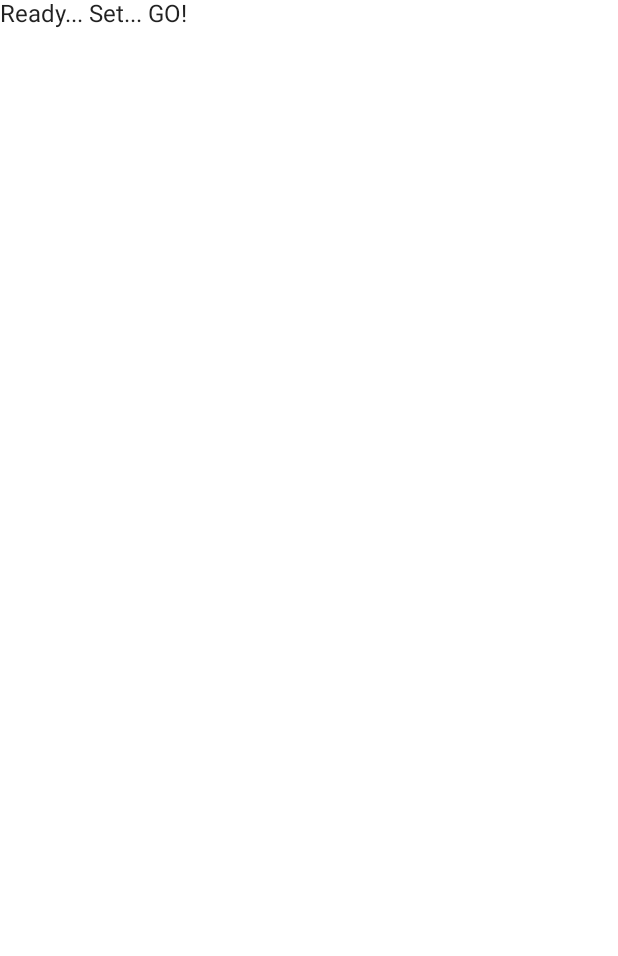
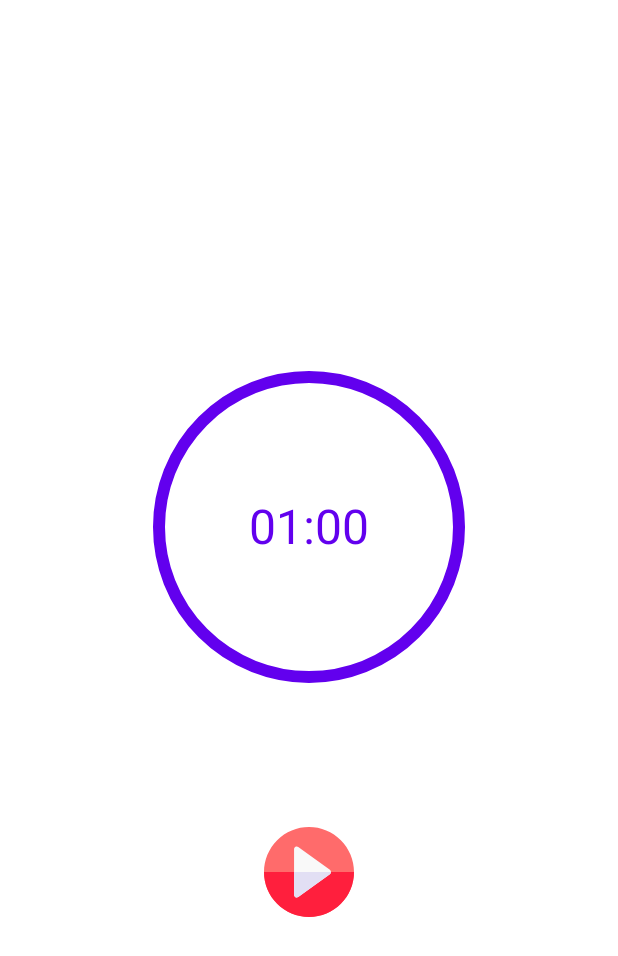
Before and after one commit to ibuls/compose-timer, an Android app built with Jetpack Compose: the screen it shows after launch (MainActivity), on a phone screen of 412 x 824 dp. Before the commit the part shown is almost empty. Shown: the top 956 px of the screen. Run offline under Robolectric (Android 15) with nearby library versions, the phone set to English and light mode, and no system bars; our stand-ins replace constraintlayout-compose.

Commit message:
Basic Timer functionality complete

```diff
--- a/app/src/main/java/com/example/androiddevchallenge/MainActivity.kt
+++ b/app/src/main/java/com/example/androiddevchallenge/MainActivity.kt
@@ -18,11 +18,14 @@ package com.example.androiddevchallenge
 import android.os.Bundle
 import androidx.activity.compose.setContent
 import androidx.appcompat.app.AppCompatActivity
+import androidx.compose.foundation.layout.Row
 import androidx.compose.material.MaterialTheme
 import androidx.compose.material.Surface
 import androidx.compose.material.Text
 import androidx.compose.runtime.Composable
 import androidx.compose.ui.tooling.preview.Preview
+import androidx.compose.ui.unit.sp
+import com.example.androiddevchallenge.ui.screens.TimerScreen
 import com.example.androiddevchallenge.ui.theme.MyTheme
 
 class MainActivity : AppCompatActivity() {
@@ -40,9 +43,17 @@ class MainActivity : AppCompatActivity() {
 @Composable
 fun MyApp() {
     Surface(color = MaterialTheme.colors.background) {
-        Text(text = "Ready... Set... GO!")
+       // Text(text = "Ready... Set... GO!")
+        showTimerScreen()
     }
 }
+
+
+@Composable
+fun showTimerScreen(){
+   TimerScreen()
+}
+
 
 @Preview("Light Theme", widthDp = 360, heightDp = 640)
 @Composable
--- /dev/null
+++ b/app/src/main/java/com/example/androiddevchallenge/ui/screens/TimerListener.kt
@@ -0,0 +1,9 @@
+package com.example.androiddevchallenge.ui.screens
+
+interface TimerListener {
+    fun onStart()
+    fun onPause()
+    fun onStop()
+
+    fun onTick(ms:Long)
+}
--- /dev/null
+++ b/app/src/main/java/com/example/androiddevchallenge/ui/screens/TimerScreen.kt
@@ -0,0 +1,189 @@
+package com.example.androiddevchallenge.ui.screens
+
+import androidx.compose.foundation.Canvas
+import androidx.compose.foundation.Image
+import androidx.compose.foundation.layout.*
+import androidx.compose.material.MaterialTheme
+import androidx.compose.material.Text
+import androidx.compose.runtime.Composable
+import androidx.compose.ui.Modifier
+import androidx.compose.ui.geometry.Offset
+import androidx.compose.ui.graphics.Brush
+import androidx.compose.ui.graphics.Color
+import androidx.compose.ui.graphics.drawscope.Stroke
+import androidx.compose.ui.res.painterResource
+import androidx.compose.ui.tooling.preview.Preview
+import androidx.compose.ui.unit.dp
+import androidx.compose.ui.unit.sp
+import androidx.constraintlayout.compose.ConstraintLayout
+import com.example.androiddevchallenge.R
+import androidx.compose.foundation.clickable
+import androidx.compose.runtime.mutableStateOf
+import androidx.compose.runtime.remember
+import androidx.compose.runtime.rememberCoroutineScope
+import com.example.androiddevchallenge.ui.screens.TimerState.*
+import kotlinx.coroutines.*
+import java.text.SimpleDateFormat
+import java.util.*
+import java.util.concurrent.TimeUnit
+
+val DURATION  = 60 *1000L // duration in SEC
+var timer:Job? = null
+@Preview
+@Composable
+fun TimerScreen() {
+    var mills =  remember { mutableStateOf(DURATION)}
+    var state = remember { mutableStateOf(STOPPED)}
+
+
+
+    DrawTimerScreen(mills.value ,state.value,object :TimerListener{
+        override fun onStart() {
+            state.value = RUNNING
+        }
+
+
+        override fun onPause() {
+            state.value = PAUSED
+        }
+
+        override fun onStop() {
+            state.value = STOPPED
+        }
+
+        override fun onTick(ms: Long) {
+            if (ms>0){
+                mills.value = ms
+            }else{
+                state.value = STOPPED
+                mills.value = DURATION
+
+            }
+        }
+
+    })
+}
+
+@Composable
+fun DrawTimerScreen(
+    mills: Long,
+    state: TimerState,
+    listener: TimerListener
+) {
+
+    ConstraintLayout(modifier = Modifier.fillMaxSize()) {
+        val (tvTime,timerCircle,btnPlay) = createRefs()
+
+        //val sdf = SimpleDateFormat("mm:ss", Locale.getDefault())
+
+        DrawCircle(modifier = Modifier.constrainAs(timerCircle){
+            start.linkTo(parent.start)
+            end.linkTo(parent.end)
+
+            linkTo(
+                top = parent.top,
+                bottom = parent.bottom,
+                topMargin = 10.dp,
+                bottomMargin = 10.dp,
+                bias = 0.4f
+            )
+        },MaterialTheme.colors.primary,mills)
+
+        Text(
+            String.format("%02d:%02d",
+                TimeUnit.MILLISECONDS.toMinutes(mills),
+                TimeUnit.MILLISECONDS.toSeconds(mills) -
+                        TimeUnit.MINUTES.toSeconds(TimeUnit.MILLISECONDS.toMinutes(mills))
+            ),
+            fontSize = 32.sp,
+            color = MaterialTheme.colors.primary,
+            modifier = Modifier.constrainAs(tvTime) {
+                top.linkTo(timerCircle.top)
+                bottom.linkTo(timerCircle.bottom)
+                start.linkTo(parent.start)
+                end.linkTo(parent.end)
+            })
+
+        DrawButtons(Modifier.constrainAs(btnPlay){
+            top.linkTo(timerCircle.bottom,margin = 100.dp)
+            start.linkTo(parent.start)
+            end.linkTo(parent.end)
+        },listener,state,mills)
+
+
+
+    }
+}
+
+@Composable
+fun DrawCircle(modifier: Modifier, color: Color,mills: Long){
+
+
+    Canvas(modifier = modifier
+        .height(200.dp)
+        .width(200.dp), onDraw = {
+        val middle =
+            Offset(size.minDimension / 2, size.minDimension / 2)
+        drawCircle(
+            color = color,
+            center = middle,
+            radius = size.minDimension/2,
+            style = Stroke(8.dp.toPx()),
+        )
+
+        var per = 0f
+        if(mills>0 && DURATION>0){
+            per = (DURATION-mills).toFloat()/ DURATION.toFloat()
+        }
+        val sweepAngle = per*360
+
+        drawArc(brush = Brush.sweepGradient(listOf(Color.Red,Color.Cyan)),startAngle = 270f,sweepAngle = sweepAngle.toFloat(),useCenter = true )
+
+    })
+}
+@Composable
+fun DrawButtons(
+    modifier: Modifier, listener: TimerListener, state: TimerState, mills: Long
+
+){
+    when(state){
+        PAUSED,STOPPED
+         ->{
+            Image(
+                painter = painterResource(id =R.drawable.ic_play),
+                contentDescription = "",
+                modifier = modifier
+                    .height(60.dp)
+                    .width(60.dp)
+                    .clickable {
+                        listener.onStart()
+                    }
+            )
+        }
+        RUNNING -> {
+            Image(
+                painter = painterResource(id =R.drawable.ic_pause),
+                contentDescription = "",
+                modifier = modifier
+                    .height(60.dp)
+                    .width(60.dp)
+                    .clickable {
+                        listener.onPause()
+                    }
+            )
+            UpdateTime(mills,listener)
+        }
+    }
+
+
+}
+
+@Composable
+fun UpdateTime(mills: Long, listener: TimerListener) {
+    val coroutineScope = rememberCoroutineScope()
+    coroutineScope.launch {
+        delay(1000)
+        val newMs = mills-1000
+        listener.onTick(newMs)
+    }
+}
--- /dev/null
+++ b/app/src/main/java/com/example/androiddevchallenge/ui/screens/TimerState.kt
@@ -0,0 +1,7 @@
+package com.example.androiddevchallenge.ui.screens
+
+enum class TimerState {
+    RUNNING,
+    PAUSED,
+    STOPPED
+}
--- /dev/null
+++ b/app/src/main/res/drawable/ic_pause.xml
@@ -0,0 +1,15 @@
+<vector xmlns:android="http://schemas.android.com/apk/res/android"
+    android:width="464dp"
+    android:height="464dp"
+    android:viewportWidth="464"
+    android:viewportHeight="464">
+  <path
+      android:pathData="m464,232c0,128.129 -103.871,232 -232,232s-232,-103.871 -232,-232 103.871,-232 232,-232 232,103.871 232,232zM464,232"
+      android:fillColor="#ab2300"/>
+  <path
+      android:pathData="m160,136h48v192h-48zM160,136"
+      android:fillColor="#f1f2f2"/>
+  <path
+      android:pathData="m256,136h48v192h-48zM256,136"
+      android:fillColor="#f1f2f2"/>
+</vector>
--- /dev/null
+++ b/app/src/main/res/drawable/ic_play.xml
@@ -0,0 +1,18 @@
+<vector xmlns:android="http://schemas.android.com/apk/res/android"
+    android:width="512dp"
+    android:height="512dp"
+    android:viewportWidth="512"
+    android:viewportHeight="512">
+  <path
+      android:pathData="M256,256m-256,0a256,256 0,1 1,512 0a256,256 0,1 1,-512 0"
+      android:fillColor="#ff6b6b"/>
+  <path
+      android:pathData="m512,256h-512c0,141.385 114.615,256 256,256s256,-114.615 256,-256z"
+      android:fillColor="#ff1f3d"/>
+  <path
+      android:pathData="m185.999,401c-2.333,0 -4.673,-0.543 -6.827,-1.645 -5.016,-2.564 -8.172,-7.722 -8.172,-13.355v-260c0,-5.633 3.156,-10.791 8.171,-13.355s11.044,-2.103 15.611,1.195l180,130c3.905,2.82 6.218,7.344 6.218,12.16s-2.313,9.34 -6.218,12.16l-180,130c-2.605,1.882 -5.686,2.84 -8.783,2.84z"
+      android:fillColor="#f9f9f9"/>
+  <path
+      android:pathData="m171,256v130c0,5.633 3.156,10.791 8.171,13.355 2.154,1.102 4.495,1.645 6.827,1.645 3.097,0 6.179,-0.958 8.784,-2.84l180,-130c3.904,-2.82 6.218,-7.344 6.218,-12.16z"
+      android:fillColor="#e2dff4"/>
+</vector>
```
Also changed, not shown: app/build.gradle (+21 -0 lines), app/src/main/java/com/example/androiddevchallenge/AppUtils.kt (added, +24 -0 lines), app/src/main/res/drawable/ic_stop.xml (added, +12 -0 lines).
